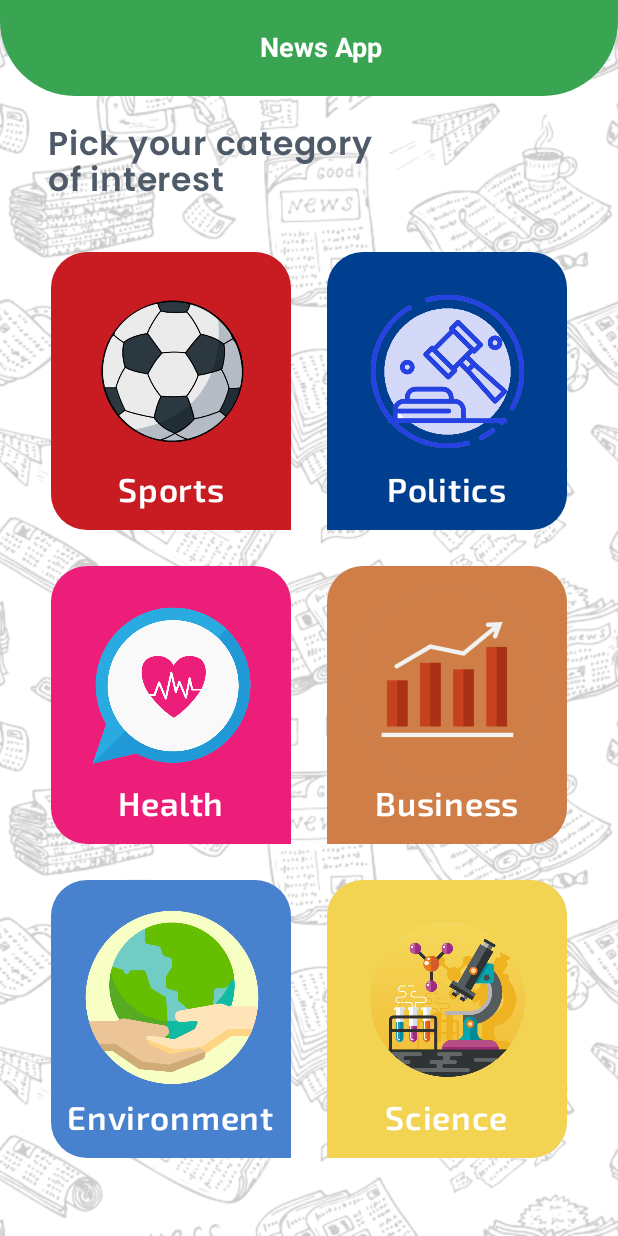
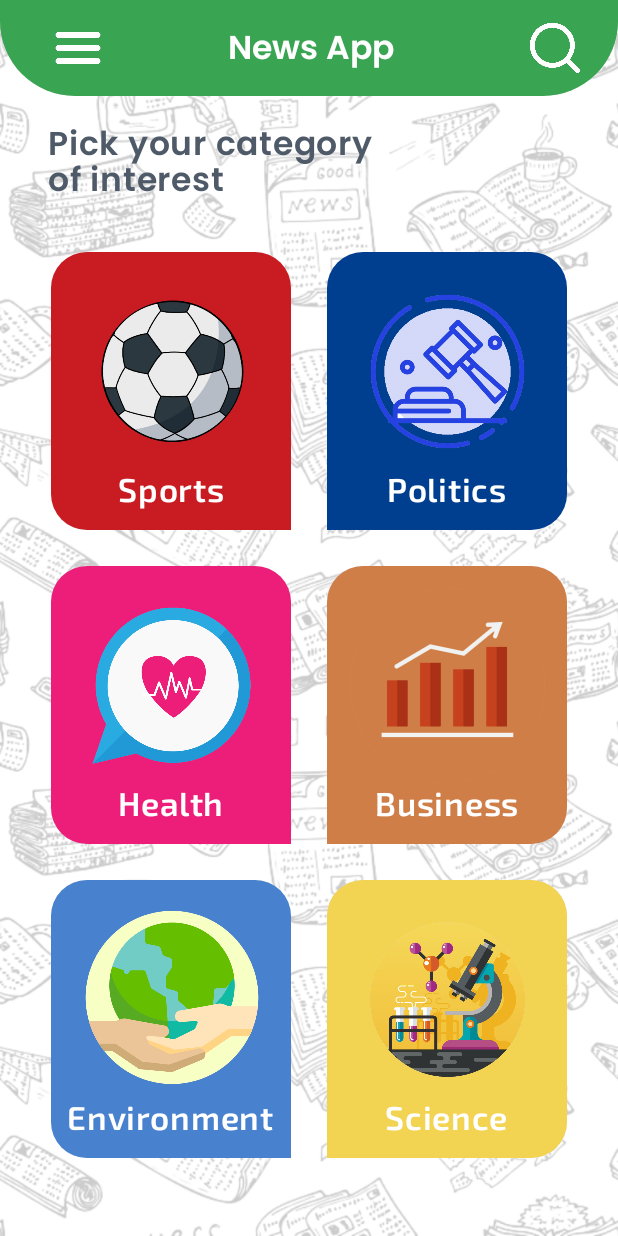
Before and after one commit to MahmoudElshaarawy2020/NewsApp, an Android app built with Jetpack Compose: the screen it shows after launch (MainActivity), on a phone screen of 412 x 824 dp. Run offline under Robolectric (Android 15) with nearby library versions, the phone set to English and light mode, and no system bars; our stand-ins replace Dagger/Hilt's generated code, accompanist.

Commit message:
showing the data

```diff
--- a/app/src/main/java/com/example/newsapp/navigation/AppNavigation.kt
+++ b/app/src/main/java/com/example/newsapp/navigation/AppNavigation.kt
@@ -1,17 +1,29 @@
 package com.example.newsapp.navigation
 
 import androidx.compose.runtime.Composable
+import androidx.navigation.NavType
 import androidx.navigation.compose.NavHost
 import androidx.navigation.compose.composable
 import androidx.navigation.compose.rememberNavController
-import com.example.newsapp.ui.screens.HomeScreen
-import com.example.newsapp.ui.screens.splash.SplashScreen
+import androidx.navigation.navArgument
+import com.example.newsapp.ui.screens.home.HomeScreen
+import com.example.newsapp.ui.screens.news.NewsScreen
 
 @Composable
 fun AppNavigation() {
     val navController = rememberNavController()
 
-    NavHost(navController = navController, startDestination = "home") {
-        composable("home") { HomeScreen() }
+    NavHost(navController = navController, startDestination = Screen.Home.route) {
+        composable(Screen.Home.route) {
+            HomeScreen(navController)
+        }
+
+        composable(
+            route = Screen.NewsScreen.route,
+            arguments = listOf(navArgument("title") { type = NavType.StringType })
+        ) { backStackEntry ->
+            val title = backStackEntry.arguments?.getString("title") ?: "News App"
+            NewsScreen(navController = navController, title = title)
+        }
     }
 }
--- /dev/null
+++ b/app/src/main/java/com/example/newsapp/navigation/Screen.kt
@@ -0,0 +1,8 @@
+package com.example.newsapp.navigation
+
+sealed class Screen(val route: String) {
+    object Home : Screen("home")
+    object NewsScreen : Screen("news_screen/{title}") {
+        fun createRoute(title: String) = "news_screen/$title"
+    }
+}
--- a/app/src/main/java/com/example/newsapp/ui/components/HomeCard.kt
+++ b/app/src/main/java/com/example/newsapp/ui/components/HomeCard.kt
@@ -2,6 +2,7 @@ package com.example.newsapp.ui.components
 
 import androidx.compose.foundation.Image
 import androidx.compose.foundation.background
+import androidx.compose.foundation.clickable
 import androidx.compose.foundation.layout.Arrangement
 import androidx.compose.foundation.layout.Column
 import androidx.compose.foundation.layout.fillMaxSize
@@ -22,11 +23,13 @@ import androidx.compose.ui.text.font.FontWeight
 import androidx.compose.ui.tooling.preview.Preview
 import androidx.compose.ui.unit.dp
 import androidx.compose.ui.unit.sp
+import androidx.navigation.NavHostController
 import com.example.newsapp.R
+import com.example.newsapp.navigation.Screen
 
 @Composable
 fun LeftHomeCard(
-    color : Int, image : Int, title : String) {
+    color : Int, image : Int, title : String, navController: NavHostController) {
     val customFontFamily = FontFamily(
         Font(R.font.exosemibold, FontWeight.SemiBold),
     )
@@ -36,7 +39,8 @@ fun LeftHomeCard(
             topEnd = 24.dp,    // Rounded top-right corner
             bottomStart = 24.dp, // Rounded bottom-left corner
             bottomEnd = 0.dp    // No rounding for bottom-right corner
-        )
+        ),
+        modifier = Modifier.clickable { navController.navigate(Screen.NewsScreen.createRoute(title)) }
     ){
         Column(
             modifier = Modifier
@@ -67,7 +71,7 @@ fun LeftHomeCard(
 }
 
 @Composable
-fun RightHomeCard(color : Int, image : Int, title : String) {
+fun RightHomeCard(color : Int, image : Int, title : String, navController: NavHostController) {
     val customFontFamily = FontFamily(
         Font(R.font.exosemibold, FontWeight.SemiBold),
     )
@@ -76,8 +80,10 @@ fun RightHomeCard(color : Int, image : Int, title : String) {
             topStart = 24.dp,
             topEnd = 24.dp,
             bottomStart = 0.dp,
-            bottomEnd = 24.dp
-        )
+            bottomEnd = 24.dp,
+        ),
+        modifier = Modifier
+            .clickable { navController.navigate(Screen.NewsScreen.createRoute(title)) }
     ){
         Column(
             modifier = Modifier
--- /dev/null
+++ b/app/src/main/java/com/example/newsapp/ui/components/NewsAppBar.kt
@@ -0,0 +1,94 @@
+package com.example.newsapp.ui.components
+
+import androidx.compose.foundation.layout.Row
+import androidx.compose.foundation.layout.fillMaxWidth
+import androidx.compose.foundation.layout.padding
+import androidx.compose.foundation.layout.size
+import androidx.compose.foundation.shape.RoundedCornerShape
+import androidx.compose.material3.ExperimentalMaterial3Api
+import androidx.compose.material3.Icon
+import androidx.compose.material3.Surface
+import androidx.compose.material3.Text
+import androidx.compose.material3.TopAppBar
+import androidx.compose.material3.TopAppBarDefaults
+import androidx.compose.runtime.Composable
+import androidx.compose.ui.Alignment
+import androidx.compose.ui.Modifier
+import androidx.compose.ui.graphics.Color
+import androidx.compose.ui.res.colorResource
+import androidx.compose.ui.res.painterResource
+import androidx.compose.ui.text.font.Font
+import androidx.compose.ui.text.font.FontFamily
+import androidx.compose.ui.text.font.FontWeight
+import androidx.compose.ui.text.style.TextAlign
+import androidx.compose.ui.tooling.preview.Preview
+import androidx.compose.ui.unit.dp
+import androidx.compose.ui.unit.sp
+import com.example.newsapp.R
+
+@OptIn(ExperimentalMaterial3Api::class)
+@Composable
+fun NewsAppBar(sideMenuIcon : Boolean, title : String) {
+
+    val customFontFamily = FontFamily(
+        Font(R.font.poppinssemibold, FontWeight.SemiBold),
+    )
+
+    Surface(
+        shape = RoundedCornerShape(
+            bottomStart = 45.dp,
+            bottomEnd = 45.dp
+        ),
+        color = colorResource(id = R.color.green), // Background color for the Surface
+        shadowElevation = 4.dp // Optional shadow elevation
+    ) {
+        TopAppBar(
+            title = {
+                Row(
+                    modifier = Modifier.fillMaxWidth(),
+                    verticalAlignment = Alignment.CenterVertically
+                    ) {
+
+                    Icon(
+                        painter = painterResource(id = R.drawable.menu),
+                        contentDescription = "Menu",
+                        tint = Color.White,
+                        modifier = Modifier.size(40.dp)
+                            .padding(start = 8.dp)
+                            .weight(0.25f)
+
+                    )
+
+                    Text(
+                        text = title,
+                        fontSize = 22.sp,
+                        fontWeight = FontWeight.Bold,
+                        color = Color.White,
+                        fontFamily = customFontFamily,
+                        textAlign = TextAlign.Center,
+                        modifier = Modifier.weight(1f) // Allocate remaining space for title
+                    )
+
+                    Icon(
+                        painter = painterResource(id = R.drawable.search),
+                        contentDescription = "Search",
+                        tint = Color.White,
+                        modifier = Modifier.size(40.dp)
+                            .padding(end = 8.dp)
+                            .weight(0.3f)
+                    )
+                }
+            },
+            colors = TopAppBarDefaults.centerAlignedTopAppBarColors(
+                containerColor = Color.Transparent
+            )
+        )
+    }
+
+}
+
+@Preview
+@Composable
+private fun NewsAppBarPreview() {
+    NewsAppBar(false, " News App")
+}
--- a/app/src/main/java/com/example/newsapp/ui/screens/HomeScreen.kt
+++ b/app/src/main/java/com/example/newsapp/ui/screens/home/HomeScreen.kt
@@ -1,4 +1,4 @@
-package com.example.newsapp.ui.screens
+package com.example.newsapp.ui.screens.home
 
 import androidx.compose.foundation.Image
 import androidx.compose.foundation.background
@@ -19,13 +19,13 @@ import androidx.compose.material3.TopAppBar
 import androidx.compose.material3.TopAppBarDefaults
 import androidx.compose.runtime.Composable
 import androidx.compose.runtime.LaunchedEffect
+import androidx.compose.runtime.collectAsState
 import androidx.compose.ui.Alignment
 import androidx.compose.ui.Modifier
 import androidx.compose.ui.draw.clip
 import androidx.compose.ui.graphics.Color
 import androidx.compose.ui.graphics.ColorFilter
 import androidx.compose.ui.layout.ContentScale
-import androidx.compose.ui.platform.LocalContext
 import androidx.compose.ui.res.colorResource
 import androidx.compose.ui.res.painterResource
 import androidx.compose.ui.text.font.Font
@@ -36,19 +36,19 @@ import androidx.compose.ui.tooling.preview.Preview
 import androidx.compose.ui.unit.dp
 import androidx.compose.ui.unit.sp
 import androidx.hilt.navigation.compose.hiltViewModel
+import androidx.navigation.NavController
+import androidx.navigation.NavHostController
 import com.example.newsapp.R
 import com.example.newsapp.ui.components.LeftHomeCard
+import com.example.newsapp.ui.components.NewsAppBar
 import com.example.newsapp.ui.components.RightHomeCard
 import com.example.newsapp.viewmodels.NewsViewModel
 import com.google.accompanist.systemuicontroller.rememberSystemUiController
 
 @OptIn(ExperimentalMaterial3Api::class)
 @Composable
-fun HomeScreen(viewModel: NewsViewModel = hiltViewModel()) {
+fun HomeScreen(navController: NavHostController) {
 
-    LaunchedEffect(key1 = Unit) {
-        viewModel.getNews("bbc-news")
-    }
     val systemUiController = rememberSystemUiController()
 
     // Change the status bar color
@@ -84,21 +84,7 @@ fun HomeScreen(viewModel: NewsViewModel = hiltViewModel()) {
                     .fillMaxWidth()
                     .clip(RoundedCornerShape(bottomStart = 50.dp, bottomEnd = 50.dp)) // Rounded corners
             ) {
-                TopAppBar(
-                    title = {
-                        Text(
-                            modifier = Modifier.fillMaxWidth(),
-                            text = "News App",
-                            fontSize = 18.sp,
-                            fontWeight = FontWeight.Bold,
-                            color = Color.White,
-                            textAlign = TextAlign.Center
-                        )
-                    },
-                    colors = TopAppBarDefaults.centerAlignedTopAppBarColors(
-                        containerColor = colorResource(id = R.color.green) // Background color
-                    )
-                )
+                NewsAppBar(sideMenuIcon = false, title = "News App")
             }
 
             // Padding between TopAppBar and content
@@ -122,9 +108,9 @@ fun HomeScreen(viewModel: NewsViewModel = hiltViewModel()) {
                 horizontalArrangement = Arrangement.Center,
                 verticalAlignment = Alignment.CenterVertically
             ) {
-                LeftHomeCard(R.color.red, R.drawable.ball, "Sports")
+                LeftHomeCard(R.color.red, R.drawable.ball, "Sports", navController)
                 Spacer(modifier = Modifier.width(24.dp))
-                RightHomeCard(R.color.blue, R.drawable.politics, "Politics")
+                RightHomeCard(R.color.blue, R.drawable.politics, "Politics", navController)
             }
 
             Spacer(modifier = Modifier.height(24.dp))
@@ -135,9 +121,9 @@ fun HomeScreen(viewModel: NewsViewModel = hiltViewModel()) {
                 horizontalArrangement = Arrangement.Center,
                 verticalAlignment = Alignment.CenterVertically
             ) {
-                LeftHomeCard(R.color.pink, R.drawable.heart, "Health")
+                LeftHomeCard(R.color.pink, R.drawable.heart, "Health", navController)
                 Spacer(modifier = Modifier.width(24.dp))
-                RightHomeCard(R.color.brown, R.drawable.business, "Business")
+                RightHomeCard(R.color.brown, R.drawable.business, "Business", navController)
             }
 
             Spacer(modifier = Modifier.height(24.dp))
@@ -148,18 +134,12 @@ fun HomeScreen(viewModel: NewsViewModel = hiltViewModel()) {
                 horizontalArrangement = Arrangement.Center,
                 verticalAlignment = Alignment.CenterVertically
             ) {
-                LeftHomeCard(R.color.baby_blue, R.drawable.earth, "Environment")
+                LeftHomeCard(R.color.baby_blue, R.drawable.earth, "Environment", navController)
                 Spacer(modifier = Modifier.width(24.dp))
-                RightHomeCard(R.color.yellow, R.drawable.science, "Science")
+                RightHomeCard(R.color.yellow, R.drawable.science, "Science", navController)
             }
 
             Spacer(modifier = Modifier.height(24.dp))
         }
     }
 }
-
-@Preview
-@Composable
-fun HomeScreenPreview() {
-    HomeScreen()
-}
```
Also changed, not shown: app/build.gradle.kts (+7 -1 lines), app/src/main/java/com/example/newsapp/ui/components/NewsCard.kt (added, +62 -0 lines), app/src/main/java/com/example/newsapp/ui/screens/news/NewsScreen.kt (added, +50 -0 lines), app/src/main/res/drawable/menu.png (added), app/src/main/res/drawable/search.png (added).
